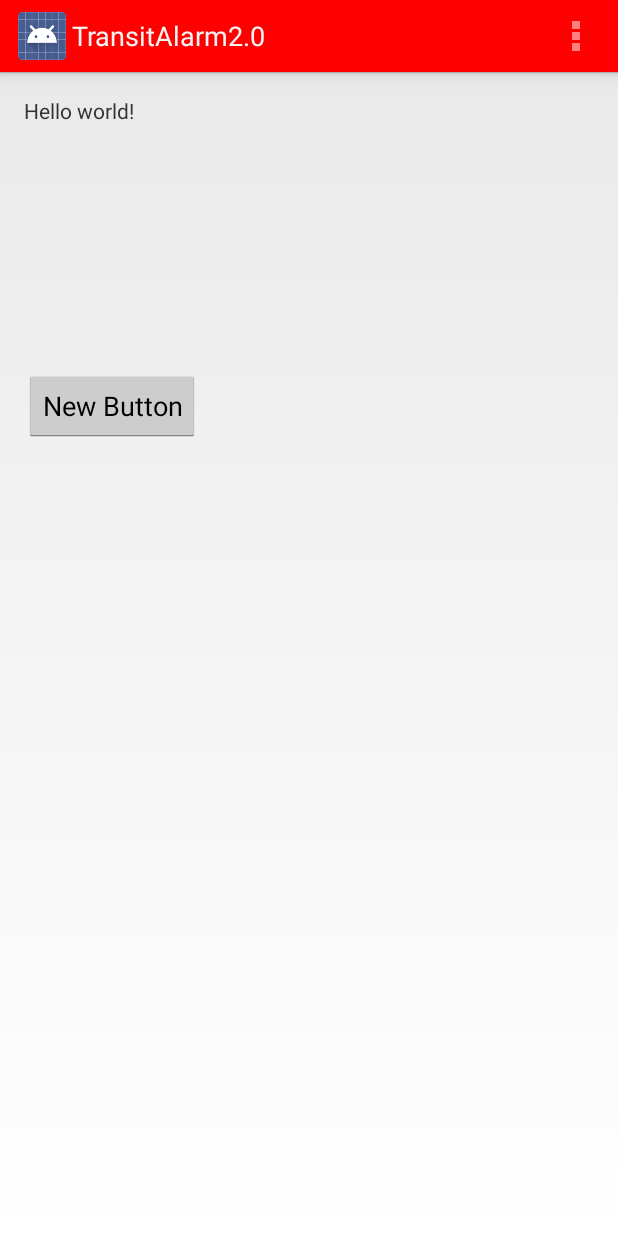
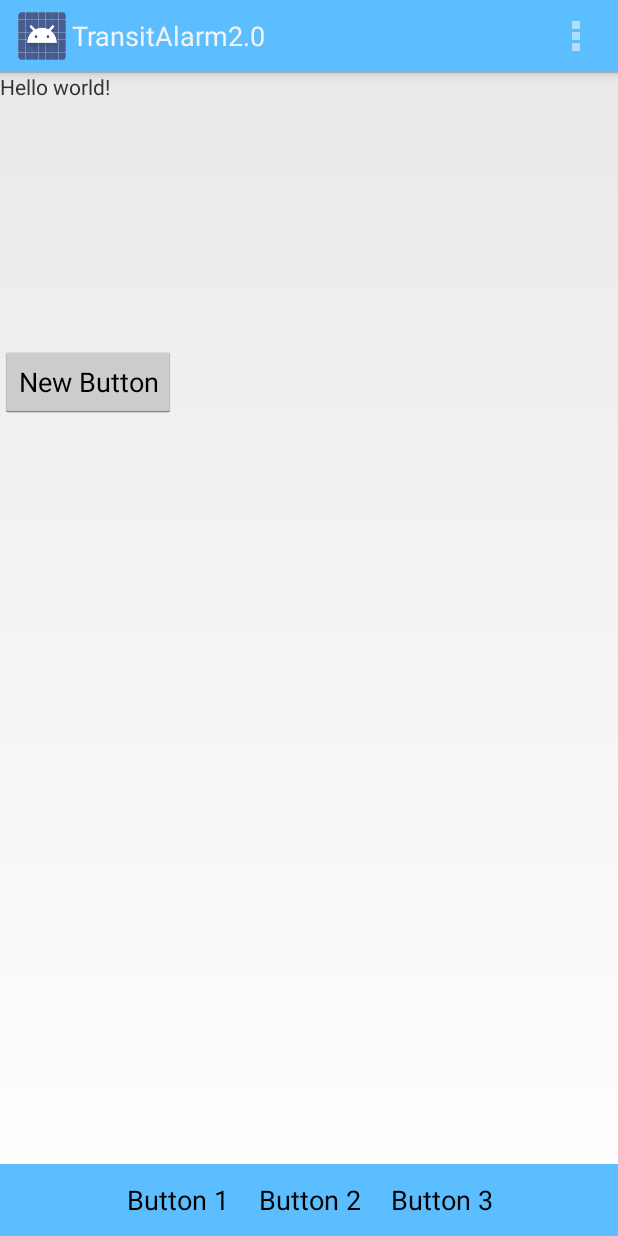
Before and after one commit to leonleonho/TransitAlarm2.0, an Android app: the screen it shows after launch (MainActivity), on a phone screen of 412 x 824 dp. Run offline under Robolectric (Android 15) with nearby library versions, the phone set to English and light mode, and no system bars.

Commit message:
FINALLY figured out how to change the frickin' actionbar and bottom navbar colors...

```diff
--- a/app/src/main/java/com/example/leon/transitalarm20/MainActivity.java
+++ b/app/src/main/java/com/example/leon/transitalarm20/MainActivity.java
@@ -21,11 +21,12 @@ public class MainActivity extends Activity {
     public boolean onCreateOptionsMenu(Menu menu) {
         // Inflate the menu; this adds items to the action bar if it is present.
         getMenuInflater().inflate(R.menu.menu_main, menu);
-        return true;
+        return super.onCreateOptionsMenu(menu);
     }
 
     @Override
     public boolean onOptionsItemSelected(MenuItem item) {
+        super.onOptionsItemSelected(item);
         // Handle action bar item clicks here. The action bar will
         // automatically handle clicks on the Home/Up button, so long
         // as you specify a parent activity in AndroidManifest.xml.
--- a/app/src/main/res/layout/activity_main.xml
+++ b/app/src/main/res/layout/activity_main.xml
@@ -1,10 +1,7 @@
 <RelativeLayout xmlns:android="http://schemas.android.com/apk/res/android"
     xmlns:tools="http://schemas.android.com/tools" android:layout_width="match_parent"
-    android:layout_height="match_parent" android:paddingLeft="@dimen/activity_horizontal_margin"
-    android:paddingRight="@dimen/activity_horizontal_margin"
-    android:paddingTop="@dimen/activity_vertical_margin"
-    android:paddingBottom="@dimen/activity_vertical_margin" tools:context=".MainActivity"
-    android:id="@+id/masterLayout">
+    android:layout_height="match_parent"
+     tools:context=".MainActivity">
 
     <TextView android:text="@string/hello_world" android:layout_width="wrap_content"
         android:layout_height="wrap_content"
@@ -21,4 +18,49 @@
         android:layout_marginTop="163dp"
         android:onClick="gotoMap" />
 
+    <RadioGroup
+        android:padding="0dp"
+        android:layout_width="fill_parent"
+        android:layout_height="wrap_content"
+        android:layout_alignParentBottom="true"
+        android:layout_centerHorizontal="true"
+        android:layout_centerVertical="true"
+        android:gravity="center">
+
+        <LinearLayout
+            android:padding="0dp"
+            android:orientation="horizontal"
+            android:layout_width="match_parent"
+            android:layout_height="wrap_content"
+            android:gravity="center"
+            android:layout_gravity="center_horizontal"
+            android:background="#ff5cbeff">
+
+            <Button
+                android:layout_width="wrap_content"
+                android:layout_height="wrap_content"
+                android:padding="10dp"
+                android:text="Button 1"
+                android:id="@+id/button2"
+                android:background="#ff5cbeff" />
+
+            <Button
+                android:layout_width="wrap_content"
+                android:layout_height="wrap_content"
+                android:padding="10dp"
+                android:text="Button 2"
+                android:id="@+id/button3"
+                android:background="#ff5cbeff" />
+
+            <Button
+                android:layout_width="wrap_content"
+                android:layout_height="wrap_content"
+                android:padding="10dp"
+                android:text="Button 3"
+                android:id="@+id/button4"
+                android:background="#ff5cbeff" />
+        </LinearLayout>
+
+    </RadioGroup>
+
 </RelativeLayout>
--- a/app/src/main/res/layout/activity_maps.xml
+++ b/app/src/main/res/layout/activity_maps.xml
@@ -1,3 +1,10 @@
+<LinearLayout xmlns:android="http://schemas.android.com/apk/res/android"
+    xmlns:tools="http://schemas.android.com/tools"
+    android:orientation="horizontal"
+    android:layout_width="fill_parent"
+    android:layout_height="fill_parent"
+    android:layout_above="@+id/button"
+    android:layout_centerHorizontal="true">
 
     <fragment xmlns:android="http://schemas.android.com/apk/res/android"
         xmlns:tools="http://schemas.android.com/tools" android:layout_width="fill_parent"
@@ -6,3 +13,6 @@
         tools:context="com.example.leon.transitalarm20.MapsActivity"
         android:name="com.google.android.gms.maps.SupportMapFragment"
     />
+
+
+</LinearLayout>
--- a/app/src/main/res/menu/menu_main.xml
+++ b/app/src/main/res/menu/menu_main.xml
@@ -1,6 +1,8 @@
 <menu xmlns:android="http://schemas.android.com/apk/res/android"
     xmlns:app="http://schemas.android.com/apk/res-auto"
-    xmlns:tools="http://schemas.android.com/tools" tools:context=".MainActivity">
+    xmlns:tools="http://schemas.android.com/tools" tools:context=".MainActivity"
+    >
     <item android:id="@+id/action_settings" android:title="@string/action_settings"
         android:orderInCategory="100" app:showAsAction="never" />
+
 </menu>
--- a/app/src/main/res/values/styles.xml
+++ b/app/src/main/res/values/styles.xml
@@ -1,14 +1,14 @@
-<?xml version="1.0" encoding="utf-8"?>
 <resources>
-    <!-- the theme applied to the application or activity -->
-    <style name="AppTheme"
-        parent="@android:style/Theme.Holo.Light.DarkActionBar">
-        <item name="android:actionBarStyle">@style/MyActionBar</item>
+
+    <!-- Base application theme. -->
+    <style name="AppTheme" parent="@android:style/Theme.Holo.Light.DarkActionBar">
+        <!-- Customize your theme here. -->
+        <item name="android:actionBarStyle">@style/myActionBar</item>
     </style>
 
-    <!-- ActionBar styles -->
-    <style name="MyActionBar"
+    <style name="myActionBar"
         parent="@android:style/Widget.Holo.Light.ActionBar.Solid.Inverse">
-        <item name="android:background">@color/background</item>
+        <item name="android:background">#ff5cbeff</item>
     </style>
+
 </resources>
```
Also changed, not shown: 1 other file. Lines whose indentation alone changed are shown as unchanged.
